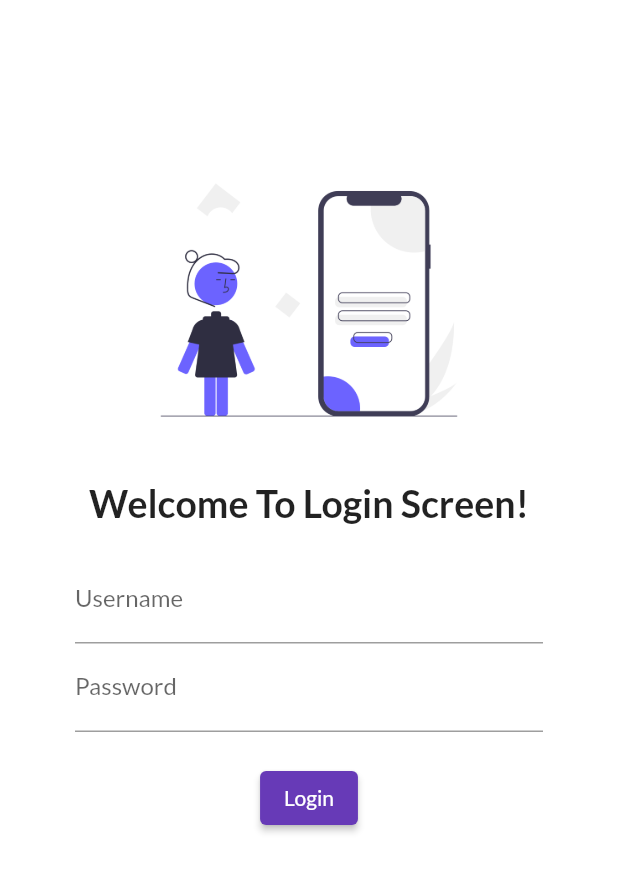
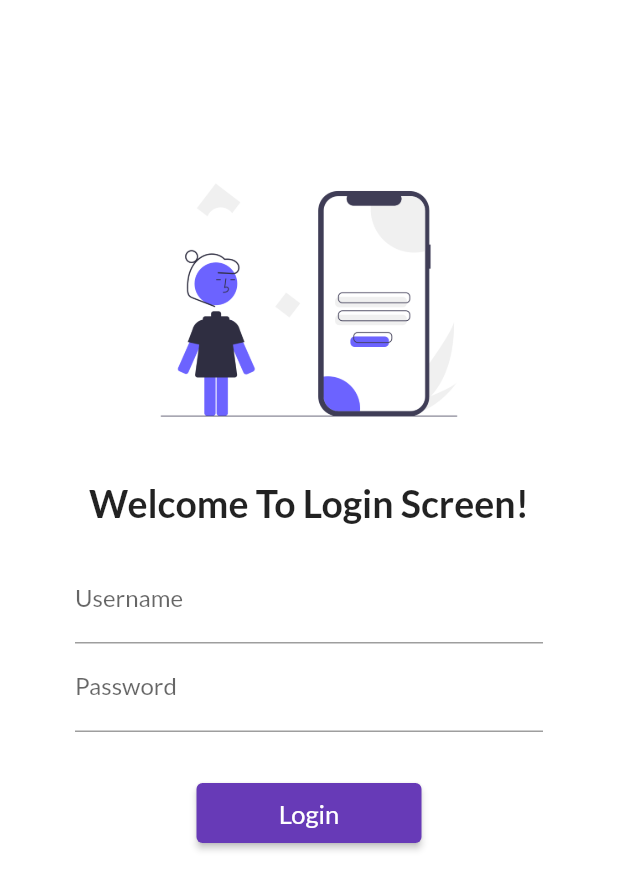
Before and after one commit to PriyanshuSuryawanshi/Flutter-First-Project, a Flutter app: the screen it shows after launch, on a phone screen of 412 x 824 dp. Shown: the top 890 px of the screen. Run offline on Flutter 3.47's test engine with Material 2 defaults, Android fonts, the phone set to English and light mode, and no system bars; our stand-ins replace gap, google_fonts.

Commit message:
Day-5 Complete

```diff
--- a/lib/main.dart
+++ b/lib/main.dart
@@ -1,6 +1,7 @@
 import 'package:flutter/material.dart';
 import 'package:flutter_catalouge/home_page.dart';
 import 'package:flutter_catalouge/pages/login_page.dart';
+import 'package:flutter_catalouge/utils/routes.dart';
 import 'package:google_fonts/google_fonts.dart';
 
 void main() {
@@ -13,6 +14,7 @@ class MyApp extends StatelessWidget {
   @override
   Widget build(BuildContext context) {
     return MaterialApp(
+      debugShowCheckedModeBanner: false,
       themeMode: ThemeMode.light,
       theme: ThemeData(
         primarySwatch: Colors.deepPurple,
@@ -22,9 +24,9 @@ class MyApp extends StatelessWidget {
         brightness: Brightness.dark,
       ),
       routes: {
-        // "/": ((context) => HomePage()),
         "/": ((context) => LoginPage()),
-        "/LoginPage": ((context) => LoginPage()),
+        MyRoutes.homeRoute: ((context) => HomePage()),
+        MyRoutes.loginRoute: ((context) => LoginPage()),
       },
     );
   }
--- a/lib/pages/login_page.dart
+++ b/lib/pages/login_page.dart
@@ -1,4 +1,5 @@
 import 'package:flutter/material.dart';
+import 'package:flutter_catalouge/utils/routes.dart';
 import 'package:gap/gap.dart';
 import 'package:flutter/src/widgets/container.dart';
 import 'package:flutter/src/widgets/framework.dart';
@@ -11,15 +12,16 @@ class LoginPage extends StatelessWidget {
   Widget build(BuildContext context) {
     return Material(
         color: Colors.white,
-        child: Center(
+        child: SingleChildScrollView(
           child: Column(
             children: [
-            Gap(100),
+              const Gap(100),
               SizedBox(
                 height: 200,
-              width: 200,
+                // width: 200,
                 child: Image.asset(
                   "assets/images/login_image.png",
+                  alignment: Alignment.center,
                   fit: BoxFit.cover,
                 ),
               ),
@@ -43,18 +45,22 @@ class LoginPage extends StatelessWidget {
                       decoration: const InputDecoration(
                           hintText: "Enter Password", labelText: "Password"),
                     ),
-                  SizedBox(
-                    height: 20,
+                    Gap(30),
+                    ElevatedButton(
+                      onPressed: () {
+                        Navigator.pushNamed(context, MyRoutes.homeRoute);
+                      },
+                      child: Text(
+                        "Login",
+                        style: TextStyle(fontSize: 17),
                       ),
-                  ElevatedButton(
-                    onPressed: () {},
-                    child: Text("Login"),
-                    style: TextButton.styleFrom(),
+                      style: TextButton.styleFrom(minimumSize: Size(150, 40)),
                     )
                   ],
                 ),
               )
             ],
-        )));
+          ),
+        ));
   }
 }
--- /dev/null
+++ b/lib/utils/routes.dart
@@ -0,0 +1,7 @@
+import 'package:flutter/src/widgets/container.dart';
+import 'package:flutter/src/widgets/framework.dart';
+
+class MyRoutes {
+  static String loginRoute = "/LoginPage";
+  static String homeRoute = "/home";
+}
```
Lines whose indentation alone changed are shown as unchanged.
